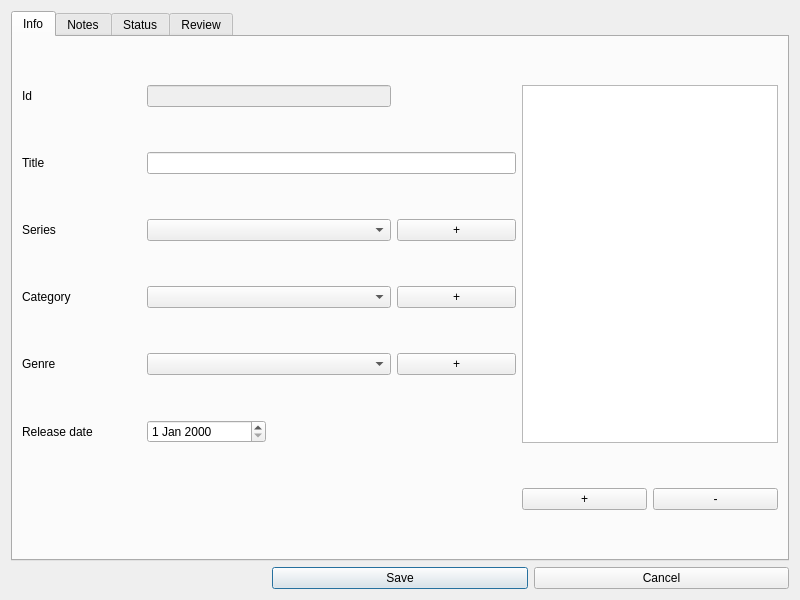
First picture: the form in DialogGameEdit.ui, repository lukaszlukaszew/games-manager-pyqt, before the edit.
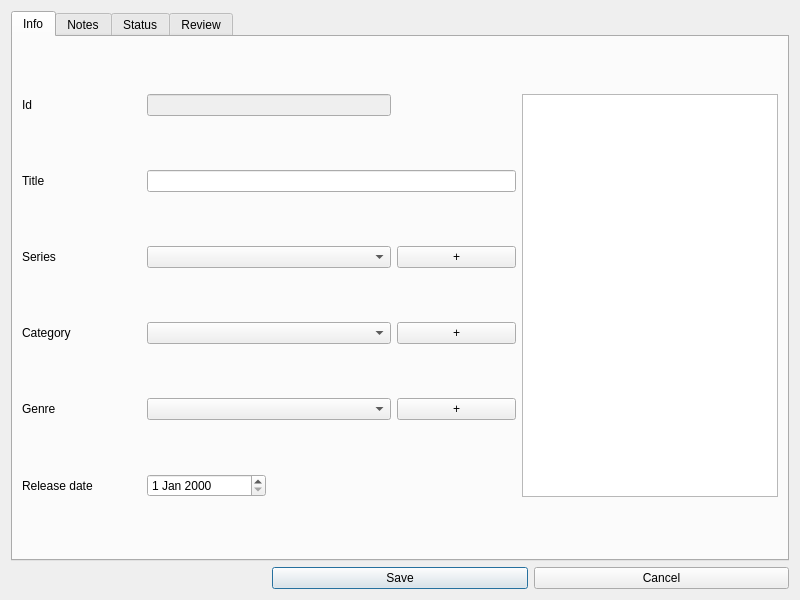
Second picture: the form after the edit.

```diff
--- a/DialogGameEdit.ui
+++ b/DialogGameEdit.ui
@@ -89,20 +89,6 @@
        <item row="4" column="1" colspan="2">
         <widget class="QComboBox" name="comboBoxGameEditGenre"/>
        </item>
-       <item row="6" column="5">
-        <widget class="QPushButton" name="pushButtonGameEditCoverAdd">
-         <property name="text">
-          <string>+</string>
-         </property>
-        </widget>
-       </item>
-       <item row="6" column="6">
-        <widget class="QPushButton" name="pushButtonGameEditCoverDelete">
-         <property name="text">
-          <string>-</string>
-         </property>
-        </widget>
-       </item>
        <item row="4" column="3">
         <widget class="QPushButton" name="pushButtonGameEditGenreAdd">
          <property name="text">
```
Left out of the diff: 7 changed lines with no effect on the pictures.
